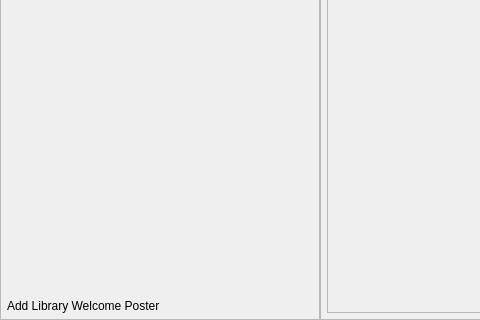
Old version of the form qt-app/mainwindow.ui in the repository lachris320/WITS; both pictures show x 0 to 480 and y 434 to 754 of the 1400 by 754 pixel window.
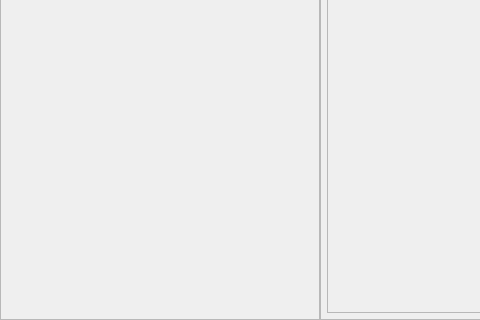
New version of the form.

Commit message: feat(kiosk): use the welcome poster as the right-panel background

The edit to the form file:
```diff
--- a/qt-app/mainwindow.ui
+++ b/qt-app/mainwindow.ui
@@ -292,19 +292,6 @@
          </property>
         </spacer>
        </item>
-       <item>
-        <widget class="QLabel" name="poster_Image">
-         <property name="sizePolicy">
-          <sizepolicy hsizetype="Preferred" vsizetype="Preferred">
-           <horstretch>0</horstretch>
-           <verstretch>0</verstretch>
-          </sizepolicy>
-         </property>
-         <property name="text">
-          <string>Add Library Welcome Poster</string>
-         </property>
-        </widget>
-       </item>
       </layout>
      </widget>
     </item>
```
The commit also changes 3 other files.
